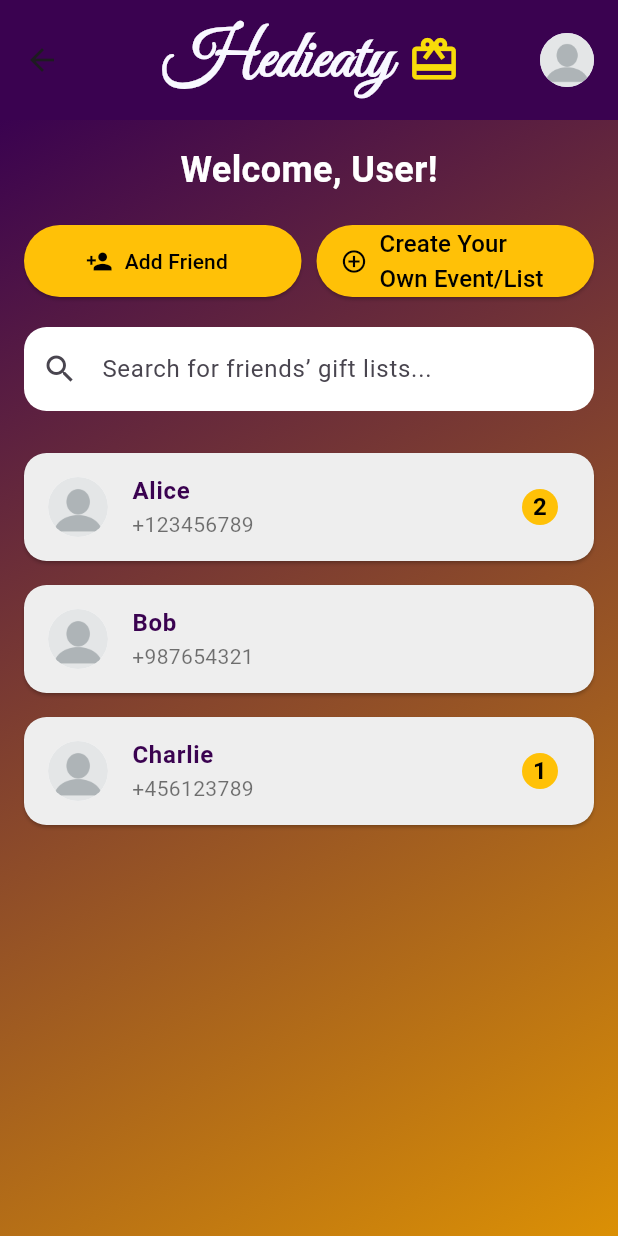
After one commit to MohamedMaghrabyyy/Hedieaty, a Flutter app: the HomePage screen opened by its route, on a phone screen of 412 x 824 dp. The commit adds this screen. Run offline on Flutter 3.47's test engine with Material 3 defaults, Android fonts, the phone set to English and light mode, and no system bars; our stand-ins replace flutter_spinkit.

Commit message:
Home page added

```diff
--- /dev/null
+++ b/hedieaty/lib/home_page.dart
@@ -0,0 +1,182 @@
+import 'package:flutter/material.dart';
+import 'title_widget.dart';
+
+class HomePage extends StatefulWidget {
+  const HomePage({super.key});
+
+  @override
+  State<HomePage> createState() => _HomePageState();
+}
+
+class _HomePageState extends State<HomePage> {
+  final List<Map<String, dynamic>> friends = [
+    {
+      'name': 'Alice',
+      'profilePic': 'assets/images/profile_icon.png',
+      'phone': '+123456789',
+      'events': 2
+    },
+    {
+      'name': 'Bob',
+      'profilePic': 'assets/images/profile_icon.png',
+      'phone': '+987654321',
+      'events': 0
+    },
+    {
+      'name': 'Charlie',
+      'profilePic': 'assets/images/profile_icon.png',
+      'phone': '+456123789',
+      'events': 1
+    },
+  ];
+
+  @override
+  Widget build(BuildContext context) {
+    return Scaffold(
+      appBar: AppBar(
+        toolbarHeight: 80, // Adjusting the height with padding
+        backgroundColor: const Color.fromARGB(255, 58, 2, 80),
+        title: const TitleWidget(),
+        actions: [
+          GestureDetector(
+            onTap: () {
+              Navigator.pushNamed(context, '/profile');
+            },
+            child: const Padding(
+              padding: EdgeInsets.only(right: 16.0),
+              child: CircleAvatar(
+                backgroundImage: AssetImage('assets/images/profile_icon.png'),
+                radius: 18.0,
+              ),
+            ),
+          ),
+        ],
+      ),
+      body: Container(
+        decoration: BoxDecoration(
+          gradient: LinearGradient(
+            colors: [
+              Color.fromARGB(255, 58, 2, 80),
+              Color.fromARGB(255, 219, 144, 5),
+            ],
+            begin: Alignment.topLeft,
+            end: Alignment.bottomRight,
+          ),
+        ),
+        padding: const EdgeInsets.all(16.0),
+        child: Column(
+          crossAxisAlignment: CrossAxisAlignment.center,
+          children: [
+            const Text(
+              'Welcome, User!',
+              style: TextStyle(
+                fontSize: 24,
+                fontWeight: FontWeight.bold,
+                color: Colors.white,
+              ),
+            ),
+            const SizedBox(height: 20),
+            Row(
+              children: [
+                Expanded(
+                  child: ElevatedButton.icon(
+                    style: ElevatedButton.styleFrom(
+                      backgroundColor: Colors.amber,
+                      foregroundColor: Colors.black,
+                      minimumSize: const Size.fromHeight(48),
+                    ),
+                    icon: const Icon(Icons.person_add),
+                    label: const Text("Add Friend"),
+                    onPressed: () {},
+                  ),
+                ),
+                const SizedBox(width: 10),
+                Expanded(
+                  child: ElevatedButton.icon(
+                    style: ElevatedButton.styleFrom(
+                      backgroundColor: Colors.amber,
+                      foregroundColor: Colors.black,
+                      minimumSize: const Size.fromHeight(48),
+                    ),
+                    icon: const Icon(Icons.add_circle_outline),
+                    label: const Text(
+                      'Create Your Own Event/List',
+                      style: TextStyle(fontSize: 16),
+                    ),
+                    onPressed: () {
+                      Navigator.pushNamed(context, '/createEvent');
+                    },
+                  ),
+                ),
+              ],
+            ),
+            const SizedBox(height: 20),
+            TextField(
+              decoration: InputDecoration(
+                hintText: 'Search for friends’ gift lists...',
+                prefixIcon: const Icon(Icons.search),
+                filled: true,
+                fillColor: Colors.white,
+                border: OutlineInputBorder(
+                  borderRadius: BorderRadius.circular(15.0),
+                  borderSide: BorderSide.none,
+                ),
+              ),
+              onChanged: (value) {},
+            ),
+            const SizedBox(height: 20),
+            Expanded(
+              child: ListView.builder(
+                itemCount: friends.length,
+                itemBuilder: (context, index) {
+                  final friend = friends[index];
+                  return Card(
+                    color: Colors.grey[200],
+                    shape: RoundedRectangleBorder(
+                      borderRadius: BorderRadius.circular(15.0),
+                    ),
+                    margin: const EdgeInsets.symmetric(vertical: 8.0),
+                    child: ListTile(
+                      leading: CircleAvatar(
+                        backgroundColor: Colors.white,
+                        backgroundImage: AssetImage(friend['profilePic']),
+                      ),
+                      title: Text(
+                        friend['name'],
+                        style: const TextStyle(
+                          color: Color.fromARGB(255, 58, 2, 80),
+                          fontWeight: FontWeight.bold,
+                        ),
+                      ),
+                      subtitle: Text(
+                        friend['phone'],
+                        style: const TextStyle(color: Colors.black54),
+                      ),
+                      trailing: friend['events'] > 0
+                          ? CircleAvatar(
+                              radius: 12,
+                              backgroundColor: Colors.amber,
+                              child: Text(
+                                friend['events'].toString(),
+                                style: const TextStyle(
+                                  color: Colors.black,
+                                  fontWeight: FontWeight.bold,
+                                ),
+                              ),
+                            )
+                          : null,
+                      onTap: () {
+                        Navigator.pushNamed(context, '/friendGiftList',
+                            arguments: friend['name']);
+                      },
+                    ),
+                  );
+                },
+              ),
+            ),
+          ],
+        ),
+      ),
+    );
+  }
+}
--- a/hedieaty/lib/main.dart
+++ b/hedieaty/lib/main.dart
@@ -1,8 +1,8 @@
 import 'package:flutter/material.dart';
 import 'package:hedieaty/loading_screen.dart';
-import 'package:hedieaty/title_widget.dart';
 import 'package:hedieaty/sign_up.dart';
 import 'package:hedieaty/login.dart';
+import 'package:hedieaty/home_page.dart';
 
 void main() {
   runApp(MaterialApp(
@@ -11,21 +11,7 @@ void main() {
       '/loading': (context) => const LoadingScreen(),
       '/login': (context) => const LoginPage(),
       '/signup': (context) => const SignUpPage(),
-      '/home': (context) => HomeScreen(),
+      '/home': (context) => HomePage(),
     },
   ));
 }
-
-
-
-class HomeScreen extends StatelessWidget {
-  @override
-  Widget build(BuildContext context) {
-    return Scaffold(
-      appBar: AppBar(title: const Text('Home')),
-      body: const Center(
-        child: Text('Welcome to the Home Screen'),
-      ),
-    );
-  }
-}
--- a/hedieaty/pubspec.yaml
+++ b/hedieaty/pubspec.yaml
@@ -63,6 +63,7 @@ flutter:
   # To add assets to your application, add an assets section, like this:
   assets:
     - assets/images/pic.png
+    - assets/images/profile_icon.png
 
   # An image asset can refer to one or more resolution-specific "variants", see
   # https://flutter.dev/to/resolution-aware-images
```
Also changed, not shown: hedieaty/assets/images/profile_icon.png (added).
